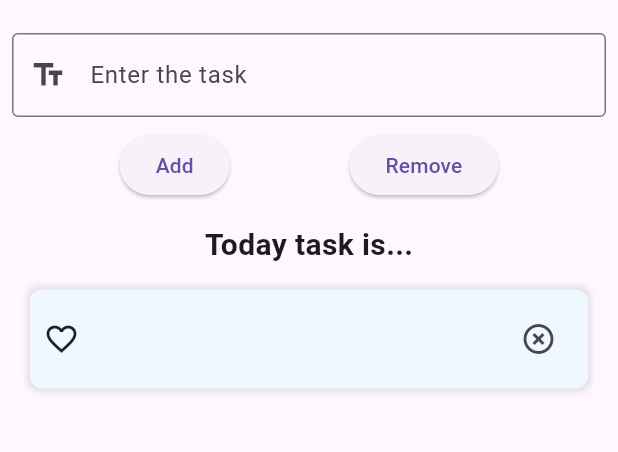
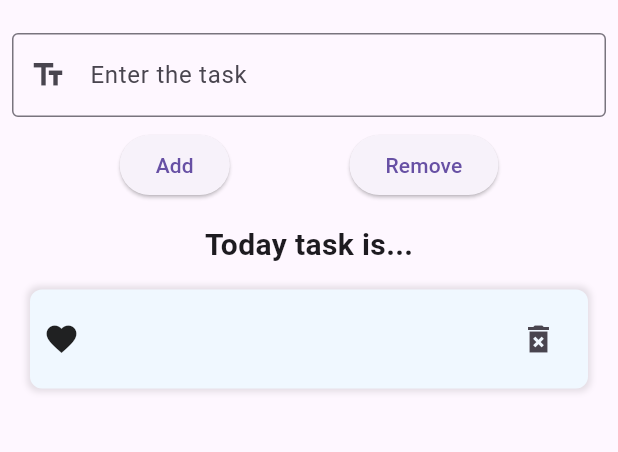
Before and after one commit to DevByShahzaib/Simple-Todo-App, a Flutter app: the screen it shows after launch, after a tap on "Add", on a phone screen of 412 x 824 dp, the part 63-515 px from its top. Run offline on Flutter 3.47's test engine with Material 3 defaults, Android fonts, the phone set to English and light mode, and no system bars.

Commit message:
changes in Icons

```diff
--- a/lib/home_page.dart
+++ b/lib/home_page.dart
@@ -91,7 +91,7 @@ class _HomeState extends State<Home> {
                       child: Row(
                         mainAxisAlignment: MainAxisAlignment.spaceBetween,
                         children: [
-                          Icon(Icons.favorite_border_outlined),
+                          Icon(Icons.favorite),
                           SizedBox(
                             width: 5,
                           ),
@@ -108,7 +108,9 @@ class _HomeState extends State<Home> {
                                       element == contentend[index]);
                                 });
                               },
-                              icon: Icon(Icons.highlight_remove))
+                              icon: Icon(
+                                Icons.delete_forever_sharp,
+                              ))
                         ],
                       ),
                     ),
```
